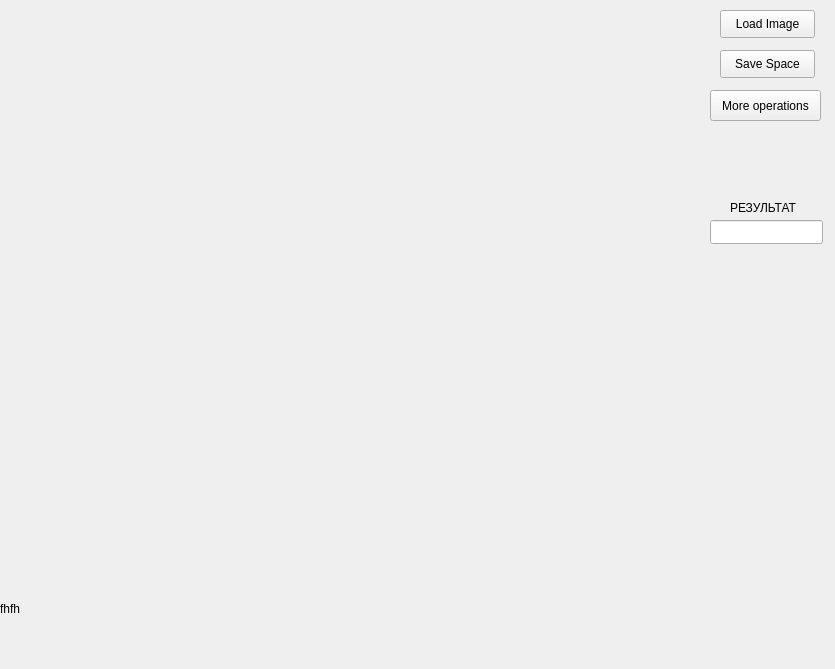
Before: the Qt Designer form mainclass.ui in lynxr/InterMetr, drawn with Qt 5.
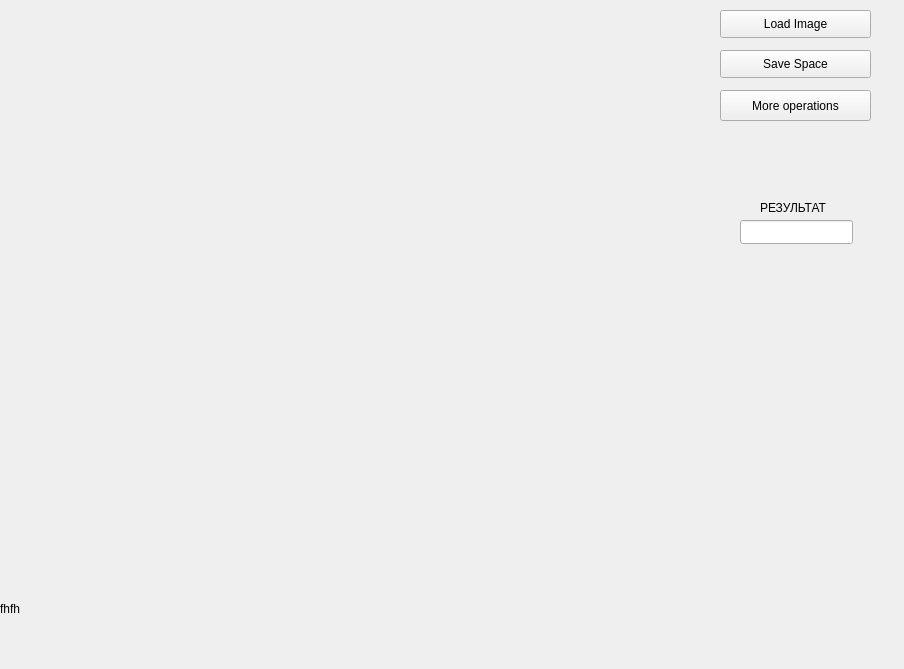
After: the same form once the commit is applied.

```diff
--- a/mainclass.ui
+++ b/mainclass.ui
@@ -6,7 +6,7 @@
    <rect>
     <x>0</x>
     <y>0</y>
-    <width>835</width>
+    <width>904</width>
     <height>669</height>
    </rect>
   </property>
@@ -47,7 +47,7 @@
      <rect>
       <x>720</x>
       <y>10</y>
-      <width>95</width>
+      <width>151</width>
       <height>28</height>
      </rect>
     </property>
@@ -86,7 +86,7 @@
      <rect>
       <x>720</x>
       <y>50</y>
-      <width>95</width>
+      <width>151</width>
       <height>28</height>
      </rect>
     </property>
@@ -97,7 +97,7 @@
    <widget class="QLabel" name="labelResult">
     <property name="geometry">
      <rect>
-      <x>730</x>
+      <x>760</x>
       <y>200</y>
       <width>81</width>
       <height>16</height>
@@ -110,7 +110,7 @@
    <widget class="QLineEdit" name="lineResult">
     <property name="geometry">
      <rect>
-      <x>710</x>
+      <x>740</x>
       <y>220</y>
       <width>113</width>
       <height>24</height>
@@ -120,9 +120,9 @@
    <widget class="QPushButton" name="pushOperations">
     <property name="geometry">
      <rect>
-      <x>710</x>
+      <x>720</x>
       <y>90</y>
-      <width>111</width>
+      <width>151</width>
       <height>31</height>
      </rect>
     </property>
```
